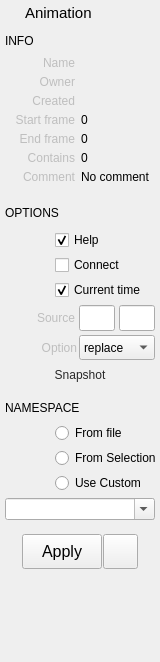
Qt form src/studiolibrary/packages/studiolibraryitems/resource/ui/AnimPreviewWidget.ui (krathjen/studiolibrary) before a commit.
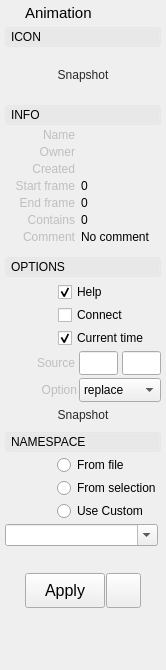
The same form after that commit. Icons and pictures are not drawn.

Commit message: Add support for collapsing info in the preview widgets

```diff
--- a/src/studiolibrary/packages/studiolibraryitems/resource/ui/AnimPreviewWidget.ui
+++ b/src/studiolibrary/packages/studiolibraryitems/resource/ui/AnimPreviewWidget.ui
@@ -6,8 +6,8 @@
    <rect>
     <x>0</x>
     <y>0</y>
-    <width>160</width>
-    <height>662</height>
+    <width>166</width>
+    <height>670</height>
    </rect>
   </property>
   <property name="sizePolicy">
@@ -19,7 +19,7 @@
   <property name="minimumSize">
    <size>
     <width>160</width>
-    <height>600</height>
+    <height>670</height>
    </size>
   </property>
   <property name="maximumSize">
@@ -110,65 +110,336 @@
     </layout>
    </item>
    <item>
-    <spacer name="verticalSpacer_3">
-     <property name="orientation">
-      <enum>Qt::Vertical</enum>
+    <widget class="QFrame" name="iconToggleBox">
+     <property name="styleSheet">
+      <string notr="true"/>
      </property>
-     <property name="sizeHint" stdset="0">
+     <property name="frameShape">
+      <enum>QFrame::NoFrame</enum>
+     </property>
+     <property name="frameShadow">
+      <enum>QFrame::Plain</enum>
+     </property>
+     <layout class="QVBoxLayout" name="verticalLayout_6">
+      <property name="spacing">
+       <number>0</number>
+      </property>
+      <property name="margin">
+       <number>0</number>
+      </property>
+      <item>
+       <widget class="QFrame" name="iconToggleBoxHeading">
+        <property name="styleSheet">
+         <string notr="true"/>
+        </property>
+        <property name="frameShape">
+         <enum>QFrame::NoFrame</enum>
+        </property>
+        <property name="frameShadow">
+         <enum>QFrame::Plain</enum>
+        </property>
+        <layout class="QVBoxLayout" name="verticalLayout_7">
+         <property name="spacing">
+          <number>0</number>
+         </property>
+         <property name="margin">
+          <number>0</number>
+         </property>
+         <item>
+          <widget class="QPushButton" name="iconToggleBoxButton">
+           <property name="minimumSize">
       <size>
-       <width>20</width>
-       <height>4</height>
-      </size>
-     </property>
-    </spacer>
-   </item>
+             <width>0</width>
+             <height>20</height>
+            </size>
+           </property>
+           <property name="styleSheet">
+            <string notr="true">
+QPushButton {
+	Text-align: left;
+	padding-left: 5px;
+}
+
+QPushButton:Checked {
+	background-color: rgb(255,255,255,25);
+}
+
+QPushButton:!Checked {
+	background-color: rgb(255,255,255,10);
+}</string>
+           </property>
+           <property name="text">
+            <string>ICON</string>
+           </property>
+           <property name="checkable">
+            <bool>true</bool>
+           </property>
+           <property name="checked">
+            <bool>true</bool>
+           </property>
+           <property name="flat">
+            <bool>true</bool>
+           </property>
+          </widget>
+         </item>
+        </layout>
+       </widget>
+      </item>
    <item>
-    <layout class="QHBoxLayout" name="horizontalLayout_7">
+       <widget class="QFrame" name="iconToggleBoxFrame">
+        <property name="sizePolicy">
+         <sizepolicy hsizetype="Preferred" vsizetype="Expanding">
+          <horstretch>0</horstretch>
+          <verstretch>0</verstretch>
+         </sizepolicy>
+        </property>
+        <property name="styleSheet">
+         <string notr="true"/>
+        </property>
+        <property name="frameShape">
+         <enum>QFrame::NoFrame</enum>
+        </property>
+        <property name="frameShadow">
+         <enum>QFrame::Plain</enum>
+        </property>
+        <layout class="QVBoxLayout" name="verticalLayout_8">
+         <property name="spacing">
+          <number>3</number>
+         </property>
+         <property name="leftMargin">
+          <number>0</number>
+         </property>
      <property name="topMargin">
+          <number>3</number>
+         </property>
+         <property name="rightMargin">
       <number>0</number>
      </property>
+         <property name="bottomMargin">
+          <number>0</number>
+         </property>
      <item>
-      <widget class="QLabel" name="label_8">
+          <layout class="QHBoxLayout" name="thumbnailLayout">
+           <property name="spacing">
+            <number>0</number>
+           </property>
+           <property name="topMargin">
+            <number>0</number>
+           </property>
+           <property name="bottomMargin">
+            <number>0</number>
+           </property>
+           <item>
+            <widget class="QFrame" name="thumbnailFrame">
+             <property name="sizePolicy">
+              <sizepolicy hsizetype="Expanding" vsizetype="Expanding">
+               <horstretch>0</horstretch>
+               <verstretch>1</verstretch>
+              </sizepolicy>
+             </property>
        <property name="minimumSize">
         <size>
-         <width>100</width>
-         <height>20</height>
+               <width>50</width>
+               <height>50</height>
         </size>
        </property>
        <property name="maximumSize">
         <size>
-         <width>16777215</width>
-         <height>16777215</height>
-        </size>
-       </property>
-       <property name="font">
-        <font>
-         <family>Arial</family>
-         <pointsize>9</pointsize>
-         <weight>50</weight>
-         <bold>false</bold>
-        </font>
+               <width>150</width>
+               <height>150</height>
+              </size>
+             </property>
+             <property name="styleSheet">
+              <string notr="true"/>
+             </property>
+             <property name="frameShape">
+              <enum>QFrame::NoFrame</enum>
+             </property>
+             <property name="frameShadow">
+              <enum>QFrame::Plain</enum>
+             </property>
+             <property name="lineWidth">
+              <number>0</number>
+             </property>
+             <layout class="QVBoxLayout" name="verticalLayout_4">
+              <property name="spacing">
+               <number>0</number>
+              </property>
+              <property name="margin">
+               <number>0</number>
+              </property>
+              <item>
+               <widget class="QToolButton" name="thumbnailButton">
+                <property name="enabled">
+                 <bool>true</bool>
+                </property>
+                <property name="sizePolicy">
+                 <sizepolicy hsizetype="Expanding" vsizetype="Expanding">
+                  <horstretch>0</horstretch>
+                  <verstretch>1</verstretch>
+                 </sizepolicy>
+                </property>
+                <property name="minimumSize">
+                 <size>
+                  <width>0</width>
+                  <height>0</height>
+                 </size>
+                </property>
+                <property name="maximumSize">
+                 <size>
+                  <width>150</width>
+                  <height>150</height>
+                 </size>
+                </property>
+                <property name="toolTip">
+                 <string>Take snapshot</string>
+                </property>
+                <property name="layoutDirection">
+                 <enum>Qt::LeftToRight</enum>
+                </property>
+                <property name="styleSheet">
+                 <string notr="true">color: rgb(40, 40, 40);
+border: 1px solid rgb(0, 0, 0, 0);
+background-color: rgb(254, 255, 230, 0);</string>
+                </property>
+                <property name="text">
+                 <string>Snapshot</string>
+                </property>
+                <property name="icon">
+                 <iconset>
+                  <normaloff>../icons/thumbnail.png</normaloff>../icons/thumbnail.png</iconset>
+                </property>
+                <property name="iconSize">
+                 <size>
+                  <width>150</width>
+                  <height>150</height>
+                 </size>
+                </property>
+                <property name="popupMode">
+                 <enum>QToolButton::InstantPopup</enum>
+                </property>
+                <property name="toolButtonStyle">
+                 <enum>Qt::ToolButtonIconOnly</enum>
+                </property>
+                <property name="autoRaise">
+                 <bool>false</bool>
+                </property>
+               </widget>
+              </item>
+             </layout>
+            </widget>
+           </item>
+          </layout>
+         </item>
+        </layout>
+       </widget>
+      </item>
+     </layout>
+    </widget>
+   </item>
+   <item>
+    <widget class="QFrame" name="infoToggleBox">
+     <property name="styleSheet">
+      <string notr="true"/>
+     </property>
+     <property name="frameShape">
+      <enum>QFrame::NoFrame</enum>
+     </property>
+     <property name="frameShadow">
+      <enum>QFrame::Plain</enum>
+     </property>
+     <layout class="QVBoxLayout" name="verticalLayout_3">
+      <property name="spacing">
+       <number>0</number>
+      </property>
+      <property name="margin">
+       <number>0</number>
+      </property>
+      <item>
+       <widget class="QFrame" name="infoToggleBoxHeading">
+        <property name="styleSheet">
+         <string notr="true"/>
+        </property>
+        <property name="frameShape">
+         <enum>QFrame::NoFrame</enum>
+        </property>
+        <property name="frameShadow">
+         <enum>QFrame::Plain</enum>
+        </property>
+        <layout class="QVBoxLayout" name="verticalLayout_5">
+         <property name="spacing">
+          <number>0</number>
+         </property>
+         <property name="margin">
+          <number>0</number>
+         </property>
+         <item>
+          <widget class="QPushButton" name="infoToggleBoxButton">
+           <property name="minimumSize">
+            <size>
+             <width>0</width>
+             <height>20</height>
+            </size>
+           </property>
+           <property name="styleSheet">
+            <string notr="true">
+QPushButton {
+	Text-align: left;
+	padding-left: 5px;
+}
+
+QPushButton:Checked {
+	background-color: rgb(255,255,255,25);
+}
+
+QPushButton:!Checked {
+	background-color: rgb(255,255,255,10);
+}</string>
        </property>
        <property name="text">
         <string>INFO</string>
        </property>
-      </widget>
-     </item>
-     <item>
-      <spacer name="horizontalSpacer">
-       <property name="orientation">
-        <enum>Qt::Horizontal</enum>
-       </property>
-       <property name="sizeHint" stdset="0">
-        <size>
-         <width>40</width>
-         <height>20</height>
-        </size>
-       </property>
-      </spacer>
-     </item>
-    </layout>
-   </item>
+           <property name="checkable">
+            <bool>true</bool>
+           </property>
+           <property name="checked">
+            <bool>true</bool>
+           </property>
+           <property name="flat">
+            <bool>true</bool>
+           </property>
+          </widget>
+         </item>
+        </layout>
+       </widget>
+      </item>
+      <item>
+       <widget class="QFrame" name="infoToggleBoxFrame">
+        <property name="styleSheet">
+         <string notr="true"/>
+        </property>
+        <property name="frameShape">
+         <enum>QFrame::NoFrame</enum>
+        </property>
+        <property name="frameShadow">
+         <enum>QFrame::Plain</enum>
+        </property>
+        <layout class="QVBoxLayout" name="verticalLayout_9">
+         <property name="spacing">
+          <number>3</number>
+         </property>
+         <property name="leftMargin">
+          <number>0</number>
+         </property>
+         <property name="topMargin">
+          <number>3</number>
+         </property>
+         <property name="rightMargin">
+          <number>0</number>
+         </property>
+         <property name="bottomMargin">
+          <number>3</number>
+         </property>
    <item>
     <layout class="QHBoxLayout" name="horizontalLayout_10">
      <property name="spacing">
@@ -655,66 +926,121 @@
      </item>
     </layout>
    </item>
+        </layout>
+       </widget>
+      </item>
+     </layout>
+    </widget>
+   </item>
    <item>
-    <spacer name="verticalSpacer_2">
-     <property name="orientation">
-      <enum>Qt::Vertical</enum>
+    <widget class="QFrame" name="optionsToggleBox">
+     <property name="styleSheet">
+      <string notr="true"/>
      </property>
-     <property name="sizeHint" stdset="0">
-      <size>
-       <width>20</width>
-       <height>4</height>
-      </size>
+     <property name="frameShape">
+      <enum>QFrame::NoFrame</enum>
      </property>
-    </spacer>
-   </item>
+     <property name="frameShadow">
+      <enum>QFrame::Plain</enum>
+     </property>
+     <layout class="QVBoxLayout" name="verticalLayout_10">
+      <property name="spacing">
+       <number>0</number>
+      </property>
+      <property name="margin">
+       <number>0</number>
+      </property>
    <item>
-    <layout class="QHBoxLayout" name="horizontalLayout_3">
-     <property name="topMargin">
-      <number>5</number>
-     </property>
+       <widget class="QFrame" name="optionsToggleBoxHeading">
+        <property name="styleSheet">
+         <string notr="true"/>
+        </property>
+        <property name="frameShape">
+         <enum>QFrame::NoFrame</enum>
+        </property>
+        <property name="frameShadow">
+         <enum>QFrame::Plain</enum>
+        </property>
+        <layout class="QVBoxLayout" name="verticalLayout_11">
+         <property name="spacing">
+          <number>0</number>
+         </property>
+         <property name="margin">
+          <number>0</number>
+         </property>
      <item>
-      <widget class="QLabel" name="label_2">
+          <widget class="QPushButton" name="optionsToggleBoxButton">
        <property name="minimumSize">
         <size>
-         <width>100</width>
-         <height>0</height>
-        </size>
-       </property>
-       <property name="maximumSize">
-        <size>
-         <width>16777215</width>
-         <height>16777215</height>
-        </size>
-       </property>
-       <property name="font">
-        <font>
-         <family>Arial</family>
-         <pointsize>9</pointsize>
-         <weight>50</weight>
-         <bold>false</bold>
-        </font>
+             <width>0</width>
+             <height>20</height>
+            </size>
+           </property>
+           <property name="styleSheet">
+            <string notr="true">
+QPushButton {
+	Text-align: left;
+	padding-left: 5px;
+}
+
+QPushButton:Checked {
+	background-color: rgb(255,255,255,25);
+}
+
+QPushButton:!Checked {
+	background-color: rgb(255,255,255,10);
+}</string>
        </property>
        <property name="text">
         <string>OPTIONS</string>
        </property>
-      </widget>
-     </item>
-     <item>
-      <spacer name="horizontalSpacer_2">
-       <property name="orientation">
-        <enum>Qt::Horizontal</enum>
-       </property>
-       <property name="sizeHint" stdset="0">
-        <size>
-         <width>40</width>
-         <height>20</height>
-        </size>
-       </property>
-      </spacer>
-     </item>
-    </layout>
-   </item>
+           <property name="checkable">
+            <bool>true</bool>
+           </property>
+           <property name="checked">
+            <bool>true</bool>
+           </property>
+           <property name="flat">
+            <bool>true</bool>
+           </property>
+          </widget>
+         </item>
+        </layout>
+       </widget>
+      </item>
+      <item>
+       <widget class="QFrame" name="optionsToggleBoxFrame">
+        <property name="sizePolicy">
+         <sizepolicy hsizetype="Preferred" vsizetype="Expanding">
+          <horstretch>0</horstretch>
+          <verstretch>0</verstretch>
+         </sizepolicy>
+        </property>
+        <property name="styleSheet">
+         <string notr="true"/>
+        </property>
+        <property name="frameShape">
+         <enum>QFrame::NoFrame</enum>
+        </property>
+        <property name="frameShadow">
+         <enum>QFrame::Plain</enum>
+        </property>
+        <layout class="QVBoxLayout" name="verticalLayout_12">
+         <property name="spacing">
+          <number>3</number>
+         </property>
+         <property name="leftMargin">
+          <number>0</number>
+         </property>
+         <property name="topMargin">
+          <number>3</number>
+         </property>
+         <property name="rightMargin">
+          <number>0</number>
+         </property>
+         <property name="bottomMargin">
+          <number>3</number>
+         </property>
    <item>
     <layout class="QHBoxLayout" name="horizontalLayout_19">
      <property name="spacing">
@@ -914,42 +1240,6 @@
     </layout>
    </item>
    <item>
-    <widget class="QFrame" name="frame">
-     <property name="sizePolicy">
-      <sizepolicy hsizetype="Preferred" vsizetype="Preferred">
-       <horstretch>0</horstretch>
-       <verstretch>0</verstretch>
-      </sizepolicy>
-     </property>
-     <property name="minimumSize">
-      <size>
-       <width>0</width>
-       <height>55</height>
-      </size>
-     </property>
-     <property name="maximumSize">
-      <size>
-       <width>16777215</width>
-       <height>16777215</height>
-      </size>
-     </property>
-     <property name="frameShape">
-      <enum>QFrame::NoFrame</enum>
-     </property>
-     <property name="frameShadow">
-      <enum>QFrame::Plain</enum>
-     </property>
-     <property name="lineWidth">
-      <number>0</number>
-     </property>
-     <layout class="QVBoxLayout" name="verticalLayout_2">
-      <property name="spacing">
-       <number>4</number>
-      </property>
-      <property name="margin">
-       <number>0</number>
-      </property>
-      <item>
        <layout class="QHBoxLayout" name="horizontalLayout_31">
         <property name="spacing">
          <number>4</number>
@@ -1162,11 +1452,6 @@
         </item>
        </layout>
       </item>
-     </layout>
-     <zorder></zorder>
-     <zorder></zorder>
-    </widget>
-   </item>
    <item>
     <layout class="QHBoxLayout" name="horizontalLayout_2">
      <property name="topMargin">
@@ -1232,72 +1517,121 @@
      </item>
     </layout>
    </item>
+        </layout>
+       </widget>
+      </item>
+     </layout>
+    </widget>
+   </item>
    <item>
-    <spacer name="verticalSpacer">
-     <property name="orientation">
-      <enum>Qt::Vertical</enum>
+    <widget class="QFrame" name="namespaceToggleBox">
+     <property name="styleSheet">
+      <string notr="true"/>
      </property>
-     <property name="sizeHint" stdset="0">
-      <size>
-       <width>20</width>
-       <height>4</height>
-      </size>
+     <property name="frameShape">
+      <enum>QFrame::NoFrame</enum>
      </property>
-    </spacer>
-   </item>
-   <item>
-    <layout class="QHBoxLayout" name="horizontalLayout_20">
-     <property name="topMargin">
-      <number>5</number>
+     <property name="frameShadow">
+      <enum>QFrame::Plain</enum>
      </property>
+     <layout class="QVBoxLayout" name="verticalLayout_16">
+      <property name="spacing">
+       <number>0</number>
+      </property>
+      <property name="margin">
+       <number>0</number>
+      </property>
      <item>
-      <widget class="QLabel" name="label_5">
-       <property name="sizePolicy">
-        <sizepolicy hsizetype="Expanding" vsizetype="Preferred">
-         <horstretch>0</horstretch>
-         <verstretch>0</verstretch>
-        </sizepolicy>
-       </property>
+       <widget class="QFrame" name="namespaceToggleBoxHeading">
+        <property name="styleSheet">
+         <string notr="true"/>
+        </property>
+        <property name="frameShape">
+         <enum>QFrame::NoFrame</enum>
+        </property>
+        <property name="frameShadow">
+         <enum>QFrame::Plain</enum>
+        </property>
+        <layout class="QVBoxLayout" name="verticalLayout_17">
+         <property name="spacing">
+          <number>0</number>
+         </property>
+         <property name="margin">
+          <number>0</number>
+         </property>
+         <item>
+          <widget class="QPushButton" name="namespaceToggleBoxButton">
        <property name="minimumSize">
         <size>
-         <width>100</width>
-         <height>0</height>
-        </size>
-       </property>
-       <property name="maximumSize">
-        <size>
-         <width>16777215</width>
-         <height>16777215</height>
-        </size>
-       </property>
-       <property name="font">
-        <font>
-         <family>Arial</family>
-         <pointsize>9</pointsize>
-         <weight>50</weight>
-         <bold>false</bold>
-        </font>
+             <width>0</width>
+             <height>20</height>
+            </size>
+           </property>
+           <property name="styleSheet">
+            <string notr="true">
+QPushButton {
+	Text-align: left;
+	padding-left: 5px;
+}
+
+QPushButton:Checked {
+	background-color: rgb(255,255,255,25);
+}
+
+QPushButton:!Checked {
+	background-color: rgb(255,255,255,10);
+}</string>
        </property>
        <property name="text">
         <string>NAMESPACE</string>
        </property>
-      </widget>
-     </item>
-     <item>
-      <spacer name="horizontalSpacer_5">
-       <property name="orientation">
-        <enum>Qt::Horizontal</enum>
-       </property>
-       <property name="sizeHint" stdset="0">
-        <size>
-         <width>40</width>
-         <height>20</height>
-        </size>
-       </property>
-      </spacer>
-     </item>
-    </layout>
-   </item>
+           <property name="checkable">
+            <bool>true</bool>
+           </property>
+           <property name="checked">
+            <bool>true</bool>
+           </property>
+           <property name="flat">
+            <bool>true</bool>
+           </property>
+          </widget>
+         </item>
+        </layout>
+       </widget>
+      </item>
+      <item>
+       <widget class="QFrame" name="namespaceToggleBoxFrame">
+        <property name="sizePolicy">
+         <sizepolicy hsizetype="Preferred" vsizetype="Expanding">
+          <horstretch>0</horstretch>
+          <verstretch>0</verstretch>
+         </sizepolicy>
+        </property>
+        <property name="styleSheet">
+         <string notr="true"/>
+        </property>
+        <property name="frameShape">
+         <enum>QFrame::NoFrame</enum>
+        </property>
+        <property name="frameShadow">
+         <enum>QFrame::Plain</enum>
+        </property>
+        <layout class="QVBoxLayout" name="verticalLayout_18">
+         <property name="spacing">
+          <number>3</number>
+         </property>
+         <property name="leftMargin">
+          <number>0</number>
+         </property>
+         <property name="topMargin">
+          <number>3</number>
+         </property>
+         <property name="rightMargin">
+          <number>3</number>
+         </property>
+         <property name="bottomMargin">
+          <number>3</number>
+         </property>
    <item>
     <layout class="QHBoxLayout" name="horizontalLayout_5">
      <property name="spacing">
@@ -1418,7 +1752,7 @@
         </size>
        </property>
        <property name="text">
-        <string>From Selection</string>
+              <string>From selection</string>
        </property>
       </widget>
      </item>
@@ -1503,6 +1837,28 @@
      </property>
     </widget>
    </item>
+        </layout>
+       </widget>
+      </item>
+     </layout>
+    </widget>
+   </item>
+   <item>
+    <spacer name="verticalSpacer_3">
+     <property name="orientation">
+      <enum>Qt::Vertical</enum>
+     </property>
+     <property name="sizeType">
+      <enum>QSizePolicy::Fixed</enum>
+     </property>
+     <property name="sizeHint" stdset="0">
+      <size>
+       <width>20</width>
+       <height>10</height>
+      </size>
+     </property>
+    </spacer>
+   </item>
    <item>
     <widget class="QFrame" name="previewButtons">
      <property name="frameShape">
@@ -1613,7 +1969,7 @@
     </widget>
    </item>
    <item>
-    <widget class="QFrame" name="frame_2">
+    <widget class="QFrame" name="frame">
      <property name="sizePolicy">
       <sizepolicy hsizetype="Preferred" vsizetype="Expanding">
        <horstretch>0</horstretch>
```
Left out of the diff: 20 changed lines with no effect on the pictures. Lines whose indentation alone changed are shown as unchanged. The commit also changes 5 other files.
